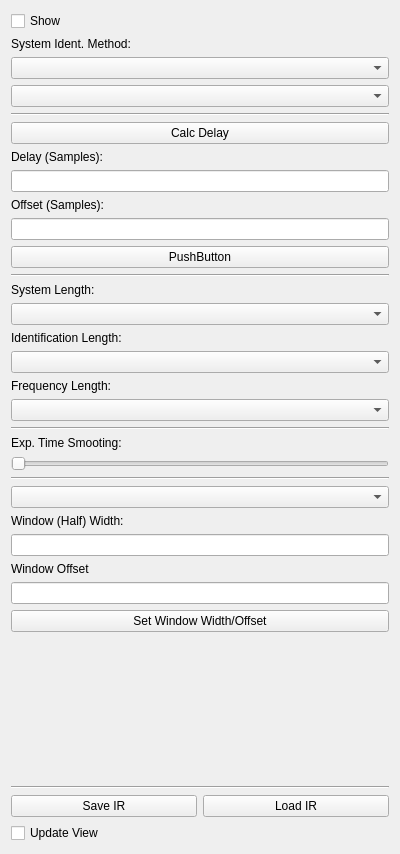
This is channelconfigwidget.ui in uchrisu/Caa as Qt 5 draws it before an edit. The edited form follows.
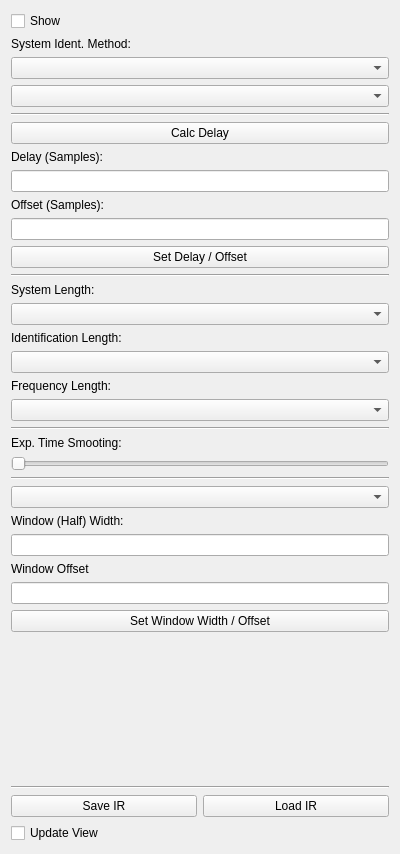
This is the edited form.

What changed in the file:
```diff
--- a/channelconfigwidget.ui
+++ b/channelconfigwidget.ui
@@ -91,7 +91,7 @@
      <item>
       <widget class="QPushButton" name="pushButton_SetDelayOffset">
        <property name="text">
-        <string>PushButton</string>
+        <string>Set Delay / Offset</string>
        </property>
       </widget>
      </item>
@@ -222,7 +222,7 @@
      <item>
       <widget class="QPushButton" name="pushButton_SetWindow">
        <property name="text">
-        <string>Set Window Width/Offset</string>
+        <string>Set Window Width / Offset</string>
        </property>
       </widget>
      </item>
```
